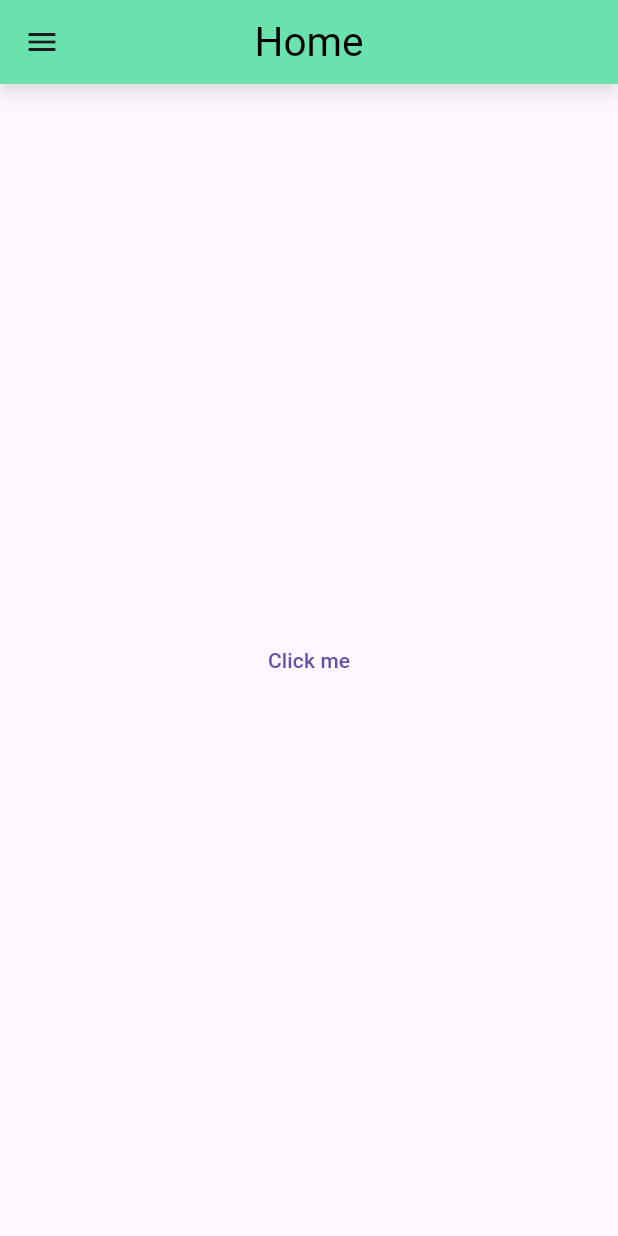
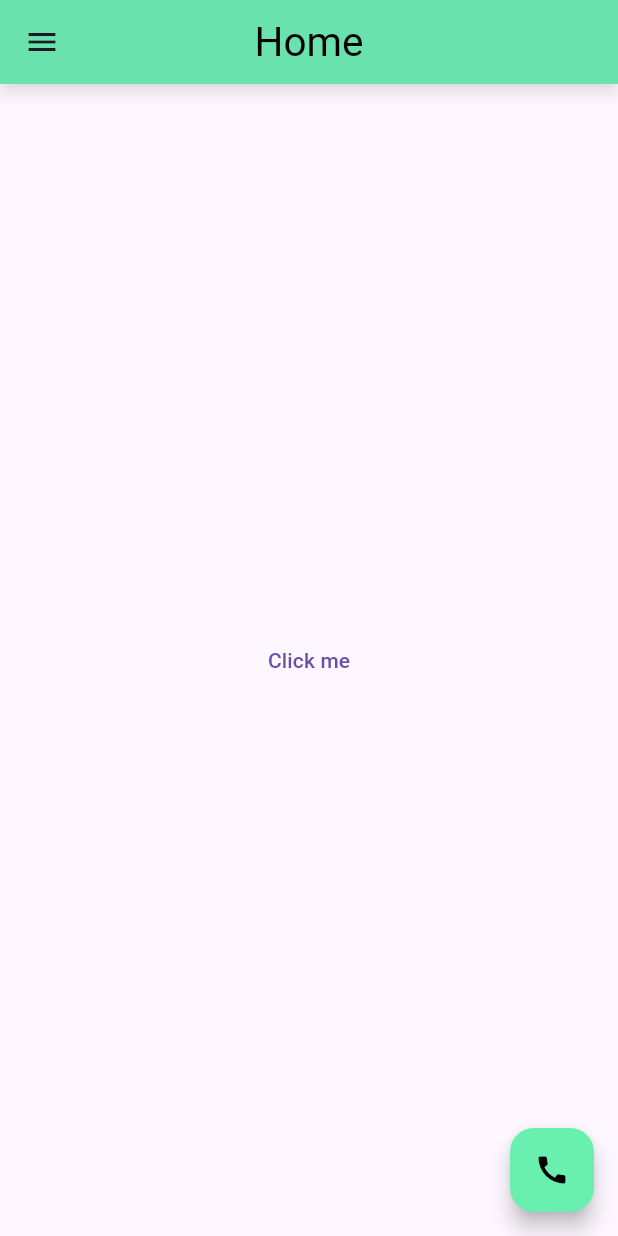
Before and after one commit to Sadman-123/Flutter_Theme, a Flutter app: the screen it shows after launch, on a phone screen of 412 x 824 dp. Run offline on Flutter 3.47's test engine with Material 3 defaults, Android fonts, the phone set to English and light mode, and no system bars.

Commit message:
Added floating button and also themed it for light mode

```diff
--- a/lib/components/home.dart
+++ b/lib/components/home.dart
@@ -9,6 +9,7 @@ class Home extends StatelessWidget
       ),
       drawer: Drawer(),
       body: Center(child: TextButton(onPressed: (){}, child: Text("Click me"))),
+      floatingActionButton: FloatingActionButton(onPressed: (){},child: Icon(Icons.call),),
     );
   }
 }
--- a/lib/main.dart
+++ b/lib/main.dart
@@ -18,6 +18,10 @@
           elevation: 4,
           shadowColor: Colors.black45,
           titleTextStyle:  TextStyle(fontSize: 27,color: Colors.black)
+        ),
+        floatingActionButtonTheme: FloatingActionButtonThemeData(
+          backgroundColor: Colors.greenAccent.shade200,
+          foregroundColor: Colors.black
         )
       ),
       themeMode: ThemeMode.system,
```
